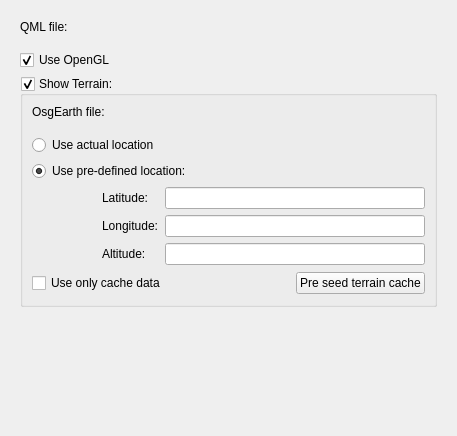
Above: ground/openpilotgcs/src/plugins/pfdqml/pfdqmlgadgetoptionspage.ui from openpilot/OpenPilot before the change. Below: the same form after it.
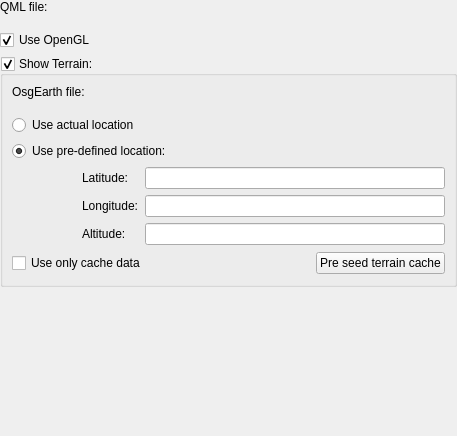
That is the form after the change. Custom widgets are drawn as their Qt base class.

The edit to the form file:
```diff
--- a/ground/openpilotgcs/src/plugins/pfdqml/pfdqmlgadgetoptionspage.ui
+++ b/ground/openpilotgcs/src/plugins/pfdqml/pfdqmlgadgetoptionspage.ui
@@ -20,6 +20,9 @@
    <string>Form</string>
   </property>
   <layout class="QGridLayout" name="gridLayout_4">
+   <property name="margin">
+    <number>0</number>
+   </property>
    <item row="0" column="0">
     <widget class="QScrollArea" name="scrollArea">
      <property name="frameShape">
@@ -36,11 +39,14 @@
        <rect>
         <x>0</x>
         <y>0</y>
-        <width>439</width>
-        <height>418</height>
+        <width>457</width>
+        <height>436</height>
        </rect>
       </property>
       <layout class="QGridLayout" name="gridLayout_3">
+       <property name="margin">
+        <number>0</number>
+       </property>
        <item row="0" column="0">
         <layout class="QHBoxLayout" name="horizontalLayout" stretch="0,0">
          <property name="spacing">
```
